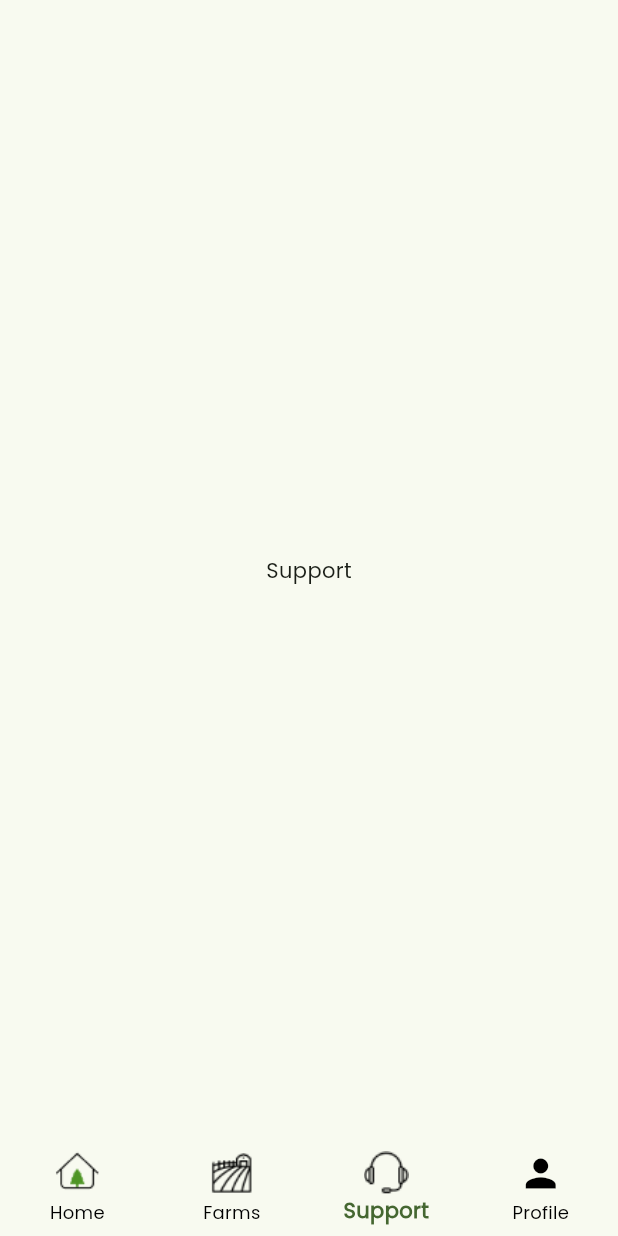
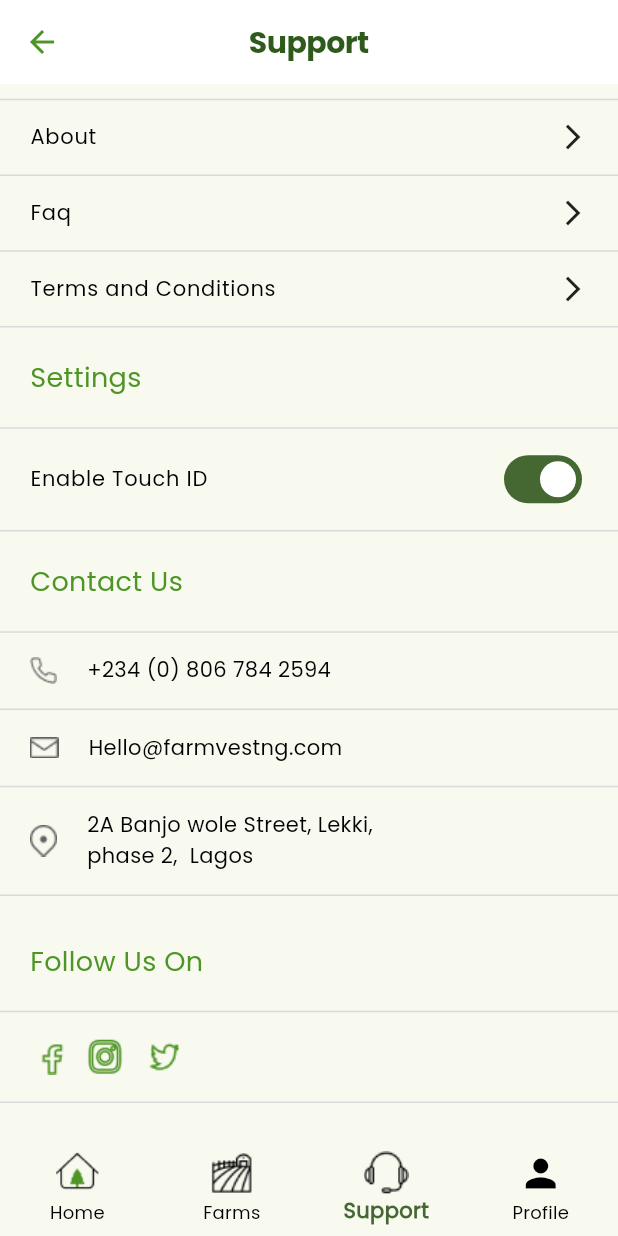
Before and after one commit to blvcksamurai/farmvest_x, a Flutter app: the screen it shows after launch, item 3 of the bottom bar chosen, on a phone screen of 412 x 824 dp. Run offline on Flutter 3.47's test engine with Material 2 defaults, Android fonts, the phone set to English and light mode, and no system bars; our stand-ins replace flutter_svg; project files that could hold a hidden picture were left out.

Commit message:
Support Screen

```diff
--- a/lib/screens/support_screen.dart
+++ b/lib/screens/support_screen.dart
@@ -1,12 +1,152 @@
-// ignore_for_file: prefer_const_constructors
+// ignore_for_file: prefer_const_constructors, prefer_const_literals_to_create_immutables
 
+import 'package:farmvest_x/screens/misc/about_screen.dart';
+import 'package:farmvest_x/widgets/custom_divider.dart';
 import 'package:flutter/material.dart';
 
-class SupportScreen extends StatelessWidget {
+import '../utils/app_styles.dart';
+import '../widgets/contactUsItems.dart';
+import '../widgets/subheading.dart';
+import '../widgets/support_item.dart';
+
+class SupportScreen extends StatefulWidget {
   const SupportScreen({super.key});
 
   @override
+  State<SupportScreen> createState() => _SupportScreenState();
+}
+
+class _SupportScreenState extends State<SupportScreen> {
+  bool isSwitched = true;
+
+  @override
   Widget build(BuildContext context) {
-    return Center(child: Text('Support'));
+    return Scaffold(
+        appBar: AppBar(
+          backgroundColor: Colors.white,
+          centerTitle: true,
+          title: Text(
+            'Support',
+            style: TextStyle(
+              color: Styles.secondary,
+              fontSize: 20,
+              fontFamily: 'Poppins2',
+              fontWeight: FontWeight.normal,
+              height: 0,
+              letterSpacing: -0.33,
+            ),
+          ),
+          leading: IconButton(
+            onPressed: () {
+              Navigator.pop(context);
+            },
+            icon: Icon(
+              Icons.arrow_back,
+              color: Styles.primaryColor,
+            ),
+          ),
+        ),
+        body: ListView(
+          children: [
+            CustomDivider(),
+            InkWell(
+                onTap: () {
+                  Navigator.push(
+                    context,
+                    MaterialPageRoute(
+                        builder: (context) => const AboutScreen()),
+                  );
+                },
+                child: SupportItem(text: 'About')),
+            CustomDivider(),
+            SupportItem(text: 'Faq'),
+            CustomDivider(),
+            SupportItem(text: 'Terms and Conditions'),
+            CustomDivider(),
+            SubHeading(text: 'Settings'),
+            CustomDivider(),
+            Container(
+              margin: EdgeInsets.symmetric(horizontal: 20),
+              child: Row(
+                mainAxisAlignment: MainAxisAlignment.spaceBetween,
+                children: [
+                  Text(
+                    'Enable Touch ID',
+                    textAlign: TextAlign.center,
+                    style: TextStyle(
+                      color: Colors.black,
+                      fontSize: 14,
+                      fontFamily: 'Poppins',
+                      fontWeight: FontWeight.w400,
+                      height: 0.07,
+                      letterSpacing: 0.50,
+                    ),
+                  ),
+                  Switch(
+                      value: isSwitched,
+                      onChanged: (value) {
+                        setState(() {
+                          isSwitched = value;
+                        });
+                      })
+                ],
+              ),
+            ),
+            CustomDivider(),
+            SubHeading(text: 'Contact Us'),
+            CustomDivider(),
+            ContactUsItems(
+              image: 'assets/images/phone.png',
+              text: '+234 (0) 806 784 2594',
+            ),
+            CustomDivider(),
+            ContactUsItems(
+              image: 'assets/images/message.png',
+              text: 'Hello@farmvestng.com',
+            ),
+            CustomDivider(),
+            ContactUsItems(
+              image: 'assets/images/location.png',
+              text: '2A Banjo wole Street, Lekki,\nphase 2,  Lagos',
+            ),
+            CustomDivider(),
+            SizedBox(height: 10),
+            SubHeading(text: 'Follow Us On'),
+            CustomDivider(),
+            Container(
+              margin: EdgeInsets.symmetric(horizontal: 20),
+              child: Row(
+                children: [
+                  SizedBox(
+                    height: 24,
+                    width: 30,
+                    child: Image(
+                      image: AssetImage('assets/images/Facebook_g.png'),
+                      fit: BoxFit.contain,
+                    ),
+                  ),
+                  SizedBox(
+                    height: 40,
+                    width: 40,
+                    child: Image(
+                      image: AssetImage('assets/images/Instagram.png'),
+                      fit: BoxFit.contain,
+                    ),
+                  ),
+                  SizedBox(
+                    height: 40,
+                    width: 40,
+                    child: Image(
+                      image: AssetImage('assets/images/Twitter.png'),
+                      fit: BoxFit.contain,
+                    ),
+                  ),
+                ],
+              ),
+            ),
+            CustomDivider(),
+            SizedBox(height: 40)
+          ],
+        ));
   }
 }
--- /dev/null
+++ b/lib/widgets/contactUsItems.dart
@@ -0,0 +1,33 @@
+// ignore_for_file: prefer_const_constructors, prefer_const_literals_to_create_immutables
+
+import 'package:flutter/material.dart';
+
+class ContactUsItems extends StatelessWidget {
+  String image;
+  String text;
+  ContactUsItems({
+    required this.image,
+    required this.text,
+    super.key,
+  });
+
+  @override
+  Widget build(BuildContext context) {
+    return Container(
+      margin: EdgeInsets.symmetric(horizontal: 20, vertical: 5),
+      child: Row(children: [
+        Image(image: AssetImage(image)),
+        SizedBox(width: 20),
+        Text(
+          text,
+          style: TextStyle(
+            color: Colors.black,
+            fontSize: 14,
+            fontWeight: FontWeight.w400,
+            height: 0,
+          ),
+        )
+      ]),
+    );
+  }
+}
--- a/lib/widgets/custom_divider.dart
+++ b/lib/widgets/custom_divider.dart
@@ -11,11 +11,11 @@ class CustomDivider extends StatelessWidget {
   Widget build(BuildContext context) {
     return Container(
       margin: EdgeInsets.symmetric(vertical: 10),
-      width: 377,
+      width: double.infinity,
       decoration: ShapeDecoration(
         shape: RoundedRectangleBorder(
           side: BorderSide(
-            width: 1,
+            width: 0.5,
             strokeAlign: BorderSide.strokeAlignCenter,
             color: Color(0xFFDADADA),
           ),
--- /dev/null
+++ b/lib/widgets/subheading.dart
@@ -0,0 +1,27 @@
+import 'package:flutter/material.dart';
+
+import '../utils/app_styles.dart';
+
+class SubHeading extends StatelessWidget {
+  String text;
+  SubHeading({
+    required this.text,
+    super.key,
+  });
+
+  @override
+  Widget build(BuildContext context) {
+    return Container(
+      margin: EdgeInsets.symmetric(horizontal: 20, vertical: 10),
+      child: Text(
+        text,
+        style: TextStyle(
+          color: Styles.primaryColor,
+          fontSize: 18,
+          fontWeight: FontWeight.w500,
+          height: 0,
+        ),
+      ),
+    );
+  }
+}
--- /dev/null
+++ b/lib/widgets/support_item.dart
@@ -0,0 +1,39 @@
+// ignore_for_file: prefer_const_constructors, prefer_const_literals_to_create_immutables
+
+import 'package:flutter/material.dart';
+
+class SupportItem extends StatelessWidget {
+  String text;
+  SupportItem({
+    required this.text,
+    super.key,
+  });
+
+  @override
+  Widget build(BuildContext context) {
+    return Container(
+      margin: EdgeInsets.symmetric(horizontal: 20, vertical: 5),
+      child: Row(
+        mainAxisAlignment: MainAxisAlignment.spaceBetween,
+        children: [
+          Text(
+            text,
+            textAlign: TextAlign.center,
+            style: TextStyle(
+              color: Colors.black,
+              fontSize: 14,
+              fontFamily: 'Poppins',
+              fontWeight: FontWeight.w400,
+              height: 0.07,
+              letterSpacing: 0.50,
+            ),
+          ),
+          Icon(
+            Icons.arrow_forward_ios,
+            size: 20,
+          )
+        ],
+      ),
+    );
+  }
+}
```
Also changed, not shown: lib/screens/misc/about_screen.dart (added, +94 -0 lines), lib/widgets/aboutUsCard.dart (added, +34 -0 lines), lib/widgets/subData.dart (added, +24 -0 lines), assets/images/Facebook_g.png (added), assets/images/Instagram.png (added), assets/images/Twitter.png (added), assets/images/Union.svg (added), assets/images/location.png (added), assets/images/logo.png (added), assets/images/logo_white.png (added), assets/images/message.png (added), assets/images/phone.png (added), assets/images/phone.svg (added), assets/images/steps.svg (added), 37 other files.
